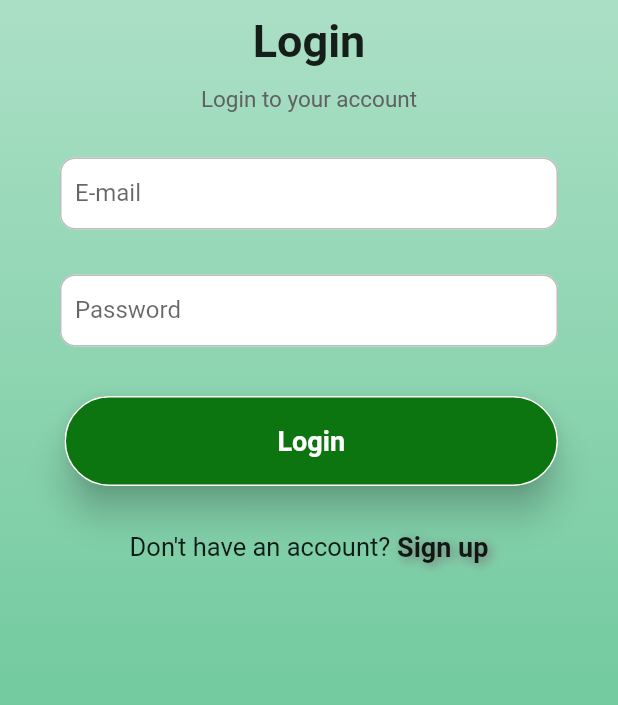
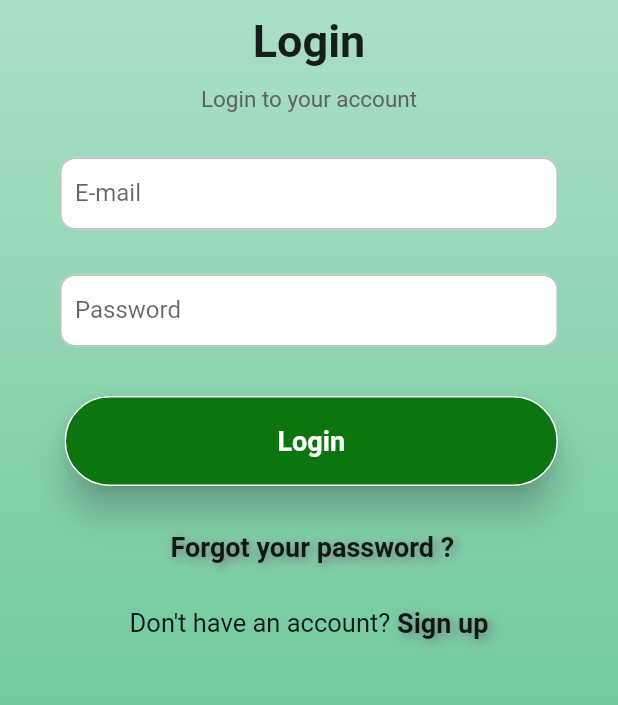
Before and after one commit to MohamedBouarada/TAKWIRA, a Flutter app: the screen it shows after launch, after a tap on "Login", on a phone screen of 412 x 824 dp, the part 309-1014 px from its top. Run offline on Flutter 3.47's test engine with Material 2 defaults, Android fonts, the light colour scheme and no system bars; our stand-ins replace flutter_secure_storage, simple_animations.

Commit message:
sprint 1 finished

```diff
--- a/lib/main.dart
+++ b/lib/main.dart
@@ -14,6 +14,7 @@ class MyApp extends StatelessWidget {
 
   @override
   Widget build(BuildContext context) {
+    print(HomePage.isAuth);
     return MultiProvider(
       providers: [
         ChangeNotifierProvider.value(
--- /dev/null
+++ b/lib/models/storage_item.dart
@@ -0,0 +1,6 @@
+class StorageItem {
+  StorageItem(this.key, this.value);
+
+  final String key;
+  final String value;
+}
--- a/lib/providers/auth.dart
+++ b/lib/providers/auth.dart
@@ -3,6 +3,8 @@ import 'dart:io';
 import 'package:http/http.dart' as http;
 
 import 'package:flutter/widgets.dart';
+import 'package:takwira_mobile/models/storage_item.dart';
+import 'package:takwira_mobile/providers/storage_service.dart';
 
 import "../models/http_exception.dart";
 
@@ -66,7 +68,8 @@ class Auth with ChangeNotifier {
       }
 
 // Save an integer value to 'counter' key.
-
+      final StorageService _storageService = StorageService();
+      final StorageItem storageItem = StorageItem('token', responseData);
       notifyListeners();
     } catch (error) {
       print(error.toString());
--- /dev/null
+++ b/lib/providers/storage_service.dart
@@ -0,0 +1,52 @@
+import 'package:flutter/material.dart';
+
+import '../models/storage_item.dart';
+import 'package:flutter_secure_storage/flutter_secure_storage.dart';
+
+class StorageService {
+  final _secureStorage = const FlutterSecureStorage();
+
+  AndroidOptions _getAndroidOptions() => const AndroidOptions(
+        encryptedSharedPreferences: true,
+      );
+
+  Future<void> writeSecureData(StorageItem newItem) async {
+    debugPrint("Writing new data having key ${newItem.key}");
+    debugPrint(newItem.value);
+    await _secureStorage.write(
+        key: newItem.key, value: newItem.value, aOptions: _getAndroidOptions());
+  }
+
+  Future<String?> readSecureData(String key) async {
+    debugPrint("Reading data having key $key");
+    var readData =
+        await _secureStorage.read(key: key, aOptions: _getAndroidOptions());
+    print(readData);
+    return readData;
+  }
+
+  Future<void> deleteSecureData(StorageItem item) async {
+    debugPrint("Deleting data having key ${item.key}");
+    await _secureStorage.delete(key: item.key, aOptions: _getAndroidOptions());
+  }
+
+  Future<List<StorageItem>> readAllSecureData() async {
+    debugPrint("Reading all secured data");
+    var allData = await _secureStorage.readAll(aOptions: _getAndroidOptions());
+    List<StorageItem> list =
+        allData.entries.map((e) => StorageItem(e.key, e.value)).toList();
+    return list;
+  }
+
+  Future<void> deleteAllSecureData() async {
+    debugPrint("Deleting all secured data");
+    await _secureStorage.deleteAll(aOptions: _getAndroidOptions());
+  }
+
+  Future<bool> containsKeyInSecureData(String key) async {
+    debugPrint("Checking data for the key $key");
+    var containsKey = await _secureStorage.containsKey(
+        key: key, aOptions: _getAndroidOptions());
+    return containsKey;
+  }
+}
--- a/lib/screens/home_page.dart
+++ b/lib/screens/home_page.dart
@@ -2,16 +2,42 @@
 
 import 'package:flutter/material.dart';
 import 'package:flutter/widgets.dart';
+import 'package:takwira_mobile/providers/storage_service.dart';
+import 'package:takwira_mobile/screens/fields_screen.dart';
 import '../animation/FadeAnimation.dart';
 import '../screens/login.dart';
 import '../screens/signup.dart';
 
-class HomePage extends StatelessWidget {
+class HomePage extends StatefulWidget {
+  static bool isAuth = false;
   const HomePage({Key? key}) : super(key: key);
+  @override
+  HomePageState createState() => HomePageState();
+}
+
+class HomePageState extends State<HomePage> {
+  final StorageService _storageService = StorageService();
+  String _token = "";
+
+  @override
+  void initState() {
+    // TODO: implement initState
+    super.initState();
+    readToken();
+  }
+
+  void readToken() async {
+    _token = (await _storageService.readSecureData('token'))!;
+
+    setState(() {});
+    HomePage.isAuth = _token.isNotEmpty;
+  }
 
   @override
   Widget build(BuildContext context) {
-    return Scaffold(
+    return HomePage.isAuth
+        ? FieldsScreen()
+        : Scaffold(
             resizeToAvoidBottomInset: false,
             body: Center(
               child: SingleChildScrollView(
@@ -26,7 +52,8 @@ class HomePage extends StatelessWidget {
                         Color(0x995ac18e),
                         Color(0xcc5ac18e),
                         Color(0xff5ac18e),
-                  ]),
+                      ],
+                    ),
                   ),
                   padding: EdgeInsets.symmetric(horizontal: 30, vertical: 50),
                   child: Column(
@@ -37,14 +64,12 @@ class HomePage extends StatelessWidget {
                         children: <Widget>[
                           FadeAnimation(
                             1,
-                      Text(
-                        "TAKWIRA",
+                            Text("TAKWIRA",
                                 style: TextStyle(
                                   fontWeight: FontWeight.bold,
                                   fontSize: 50,
                                   color: Color.fromARGB(255, 13, 117, 16),
-                        ),
-                      ),
+                                )),
                           ),
                           SizedBox(
                             height: 25,
@@ -58,7 +83,8 @@ class HomePage extends StatelessWidget {
                                 color: Colors.grey[700],
                                 fontSize: 20,
                               ),
-                        )),
+                            ),
+                          ),
                         ],
                       ),
                       FadeAnimation(
@@ -83,21 +109,26 @@ class HomePage extends StatelessWidget {
                                 Navigator.push(
                                   context,
                                   MaterialPageRoute(
-                                    builder: (context) => LoginPage()));
+                                    builder: (context) => LoginPage(),
+                                  ),
+                                );
                               },
                               color: Color.fromARGB(255, 13, 117, 16),
                               elevation: 10,
                               shape: RoundedRectangleBorder(
                                 side: BorderSide(color: Colors.white),
-                              borderRadius: BorderRadius.circular(50)),
+                                borderRadius: BorderRadius.circular(50),
+                              ),
                               child: Text(
                                 "Login",
                                 style: TextStyle(
                                   fontWeight: FontWeight.w600,
                                   fontSize: 18,
-                                color: Colors.white),
+                                  color: Colors.white,
                                 ),
-                        )),
+                              ),
+                            ),
+                          ),
                           SizedBox(
                             height: 20,
                           ),
@@ -119,7 +150,8 @@ class HomePage extends StatelessWidget {
                                 color: Colors.white,
                                 elevation: 10,
                                 shape: RoundedRectangleBorder(
-                            side: BorderSide(width: 2, color: Colors.green),
+                                  side:
+                                      BorderSide(width: 2, color: Colors.green),
                                   borderRadius: BorderRadius.circular(50),
                                 ),
                                 child: Text(
@@ -132,7 +164,7 @@ class HomePage extends StatelessWidget {
                                 ),
                               ),
                             ),
-                    )
+                          ),
                         ],
                       )
                     ],
--- a/lib/screens/login.dart
+++ b/lib/screens/login.dart
@@ -66,12 +66,15 @@ class LoginPage extends StatelessWidget {
                     height: 10,
                   ),
                   FadeAnimation(
-                      1,
-                      Text(
-                        "Login",
-                        style: TextStyle(
-                            fontSize: 30, fontWeight: FontWeight.bold),
-                      )),
+                    1,
+                    Text(
+                      "Login",
+                      style: TextStyle(
+                        fontSize: 30,
+                        fontWeight: FontWeight.bold,
+                      ),
+                    ),
+                  ),
                   SizedBox(
                     height: 12,
                   ),
@@ -88,6 +91,31 @@ class LoginPage extends StatelessWidget {
                 ],
               ),
               LoginCard(),
+              SizedBox(
+                height: 30,
+              ),
+              FadeAnimation(
+                1.5,
+                Text(
+                  " Forgot your password ?",
+                  style: TextStyle(
+                    shadows: <Shadow>[
+                      Shadow(
+                        offset: Offset(2, 2),
+                        blurRadius: 8.0,
+                        color: Color.fromARGB(
+                          255,
+                          121,
+                          119,
+                          119,
+                        ),
+                      ),
+                    ],
+                    fontWeight: FontWeight.w600,
+                    fontSize: 18,
+                  ),
+                ),
+              ),
               SizedBox(
                 height: 30,
               ),
@@ -187,12 +215,14 @@ class _LoginCardState extends State<LoginCard> {
   Widget build(BuildContext context) {
     return Container(
       child: Form(
+        key: _formKey,
         child: SingleChildScrollView(
           child: Column(
             children: <Widget>[
               FadeAnimation(
                 1.3,
                 TextFormField(
+                  keyboardType: TextInputType.emailAddress,
                   style: const TextStyle(
                       color: Color.fromARGB(255, 9, 77, 9), fontSize: 16),
                   decoration: InputDecoration(
--- a/pubspec.yaml
+++ b/pubspec.yaml
@@ -40,6 +40,7 @@ dependencies:
   http: ^0.13.4
   provider: ^6.0.2
   shared_preferences: ^2.0.13
+  flutter_secure_storage: ^5.0.2
 
 dev_dependencies:
   flutter_test:
```
Also changed, not shown: lib/screens/fields_screen.dart (+20 -3 lines), lib/screens/signup.dart (+8 -1 lines), pubspec.lock, 1 other file. Lines whose indentation alone changed are shown as unchanged.
